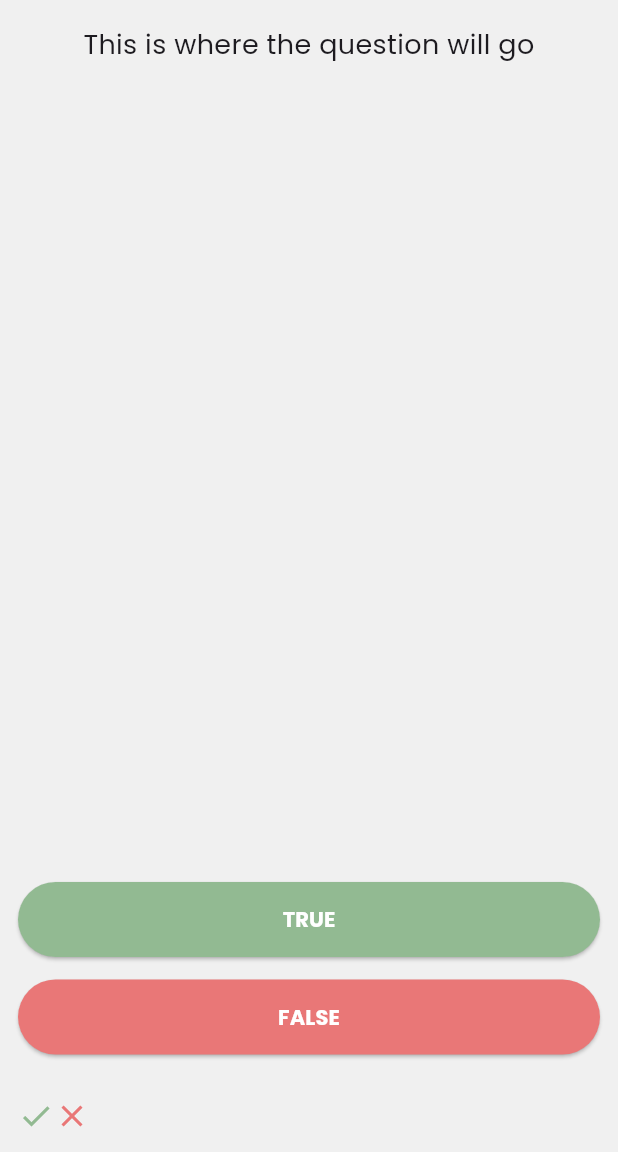
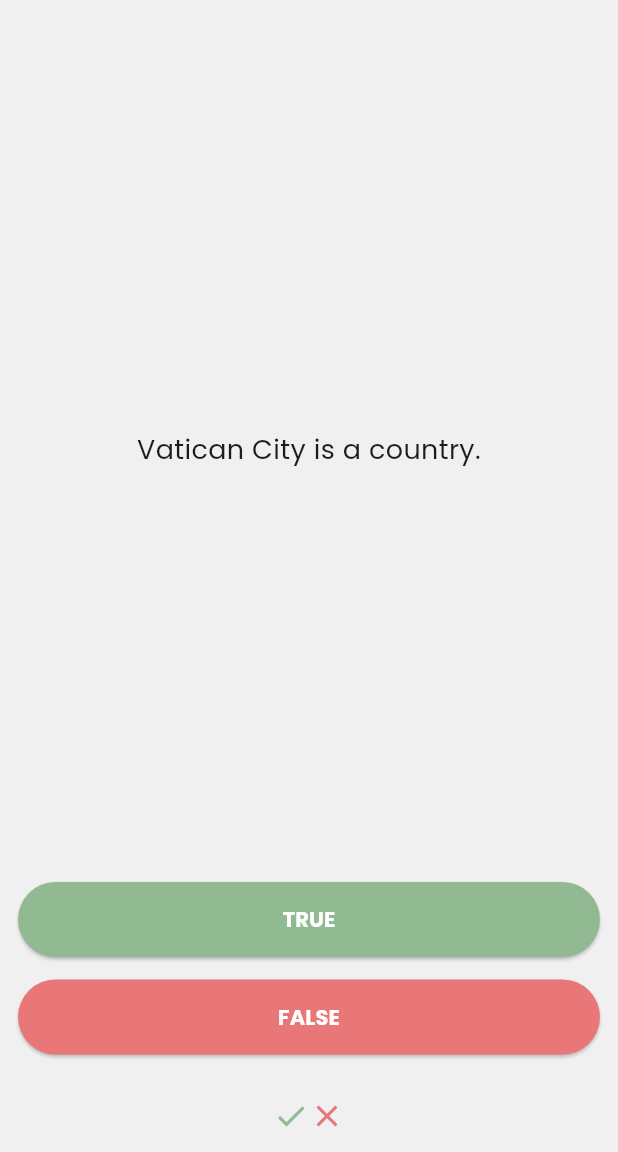
Before and after one commit to christiandarvs/Quizzler_App, a Flutter app: the screen it shows after launch, after a tap on "TRUE", after a tap on "FALSE", on a phone screen of 412 x 824 dp, the part 84-1236 px from its top. Run offline on Flutter 3.47's test engine with Material 2 defaults, Android fonts, the phone set to English and light mode, and no system bars; our stand-ins replace google_fonts.

Commit message:
edit folder structure and add files

```diff
--- a/lib/build_portrait.dart
+++ /dev/null
@@ -1,88 +0,0 @@
-import 'package:flutter/material.dart';
-import 'package:google_fonts/google_fonts.dart';
-import 'custom_button.dart';
-
-class BuildPortrait extends StatefulWidget {
-  const BuildPortrait({super.key});
-
-  @override
-  State<BuildPortrait> createState() => _BuildPortraitState();
-}
-
-class _BuildPortraitState extends State<BuildPortrait> {
-  List<Icon> scoreKeeper = [];
-
-  Icon addCheckIcon() {
-    return const Icon(Icons.check, color: Color(0xff92BA92));
-  }
-
-  Icon addFalseIcon() {
-    return const Icon(
-      Icons.close,
-      color: Color(0xffE97777),
-    );
-  }
-
-  @override
-  Widget build(BuildContext context) {
-    return Scaffold(
-      appBar: AppBar(
-        title: Text(
-          'Quizzler',
-          style: GoogleFonts.poppins(fontWeight: FontWeight.bold),
-        ),
-      ),
-      body: SafeArea(
-          child: Padding(
-        padding: const EdgeInsets.all(12.0),
-        child: Column(
-          children: [
-            Expanded(
-              flex: 4,
-              child: Container(
-                width: double.infinity,
-                margin: const EdgeInsets.all(5),
-                child: Text(
-                  'This is where the question will go',
-                  textAlign: TextAlign.center,
-                  style: GoogleFonts.poppins(fontSize: 18),
-                ),
-              ),
-            ),
-            Expanded(
-              child: Column(
-                crossAxisAlignment: CrossAxisAlignment.stretch,
-                children: [
-                  CustomButton(
-                    label: 'true',
-                    color: const Color(0xff92BA92),
-                    voidCallback: () {
-                      debugPrint('true');
-                      setState(() {
-                        scoreKeeper.add(addCheckIcon());
-                      });
-                    },
-                  ),
-                  const SizedBox(
-                    height: 15,
-                  ),
-                  CustomButton(
-                    label: 'false',
-                    color: const Color(0xffE97777),
-                    voidCallback: () {
-                      debugPrint('false');
-                      setState(() {
-                        scoreKeeper.add(addFalseIcon());
-                      });
-                    },
-                  )
-                ],
-              ),
-            ),
-            Row(children: scoreKeeper),
-          ],
-        ),
-      )),
-    );
-  }
-}
--- /dev/null
+++ b/lib/logic/question.dart
@@ -0,0 +1,6 @@
+// ignore_for_file: public_member_api_docs, sort_constructors_first
+class Question {
+  final String question;
+  final bool answer;
+  Question({required this.question, required this.answer});
+}
--- /dev/null
+++ b/lib/logic/quiz_brain.dart
@@ -0,0 +1,62 @@
+import 'question.dart';
+
+class QuizBrain {
+  final int _score = 0;
+  int _currentIndex = 0;
+  final List<Question> _questions = [
+    Question(
+        question:
+            'Lightning is seen before it\'s heard because light travels faster than sound.',
+        answer: true),
+    Question(question: 'Melbourne is the capital of Australia.', answer: false),
+    Question(question: 'Vatican City is a country.', answer: true),
+    Question(question: 'Google was initially called BackRub.', answer: true),
+    Question(question: 'Cleopatra was of Egyptian descent.', answer: false),
+    Question(
+        question: 'Being scared of clouds is called Coulrophobia.',
+        answer: false),
+    Question(question: 'All mammals live on land.', answer: false),
+    Question(
+        question: 'Depression is the leading cause of disability worldwide.',
+        answer: true),
+    Question(
+        question: 'Light bulbs were the invention of Thomas Edison.',
+        answer: false),
+    Question(
+        question: 'Mount Fuji is the highest mountain in Japan.', answer: true)
+  ];
+  String getQuestion() {
+    return _questions[_currentIndex].question;
+  }
+
+  bool getAnswer() {
+    return _questions[_currentIndex].answer;
+  }
+
+  void nextQuestion() {
+    if (_currentIndex < _questions.length - 1) {
+      _currentIndex++;
+    }
+  }
+
+  int getCurrentIndex() {
+    return _currentIndex;
+  }
+
+  int getQuizQuestionsLength() {
+    return _questions.length - 1;
+  }
+}
+
+/*
+1: true
+2: false
+3: true
+4: true
+5: false
+6: false
+7: false
+8: true
+9: false
+10: true
+*/
--- a/lib/main.dart
+++ b/lib/main.dart
@@ -1,6 +1,6 @@
 import 'package:flutter/material.dart';
 import 'package:flutter/services.dart';
-import 'package:quizzler_app/quiz_page.dart';
+import 'package:quizzler_app/pages/quiz_page.dart';
 
 void main() => runApp(const MyApp());
 
--- /dev/null
+++ b/lib/pages/build_portrait.dart
@@ -0,0 +1,115 @@
+import 'package:flutter/material.dart';
+import 'package:google_fonts/google_fonts.dart';
+import 'package:quizzler_app/logic/quiz_brain.dart';
+import '../custom_widgets/custom_button.dart';
+
+class BuildPortrait extends StatefulWidget {
+  const BuildPortrait({super.key});
+
+  @override
+  State<BuildPortrait> createState() => _BuildPortraitState();
+}
+
+class _BuildPortraitState extends State<BuildPortrait> {
+  final trueIcon = const Icon(Icons.check, color: Color(0xff92BA92));
+  final falseIcon = const Icon(
+    Icons.close,
+    color: Color(0xffE97777),
+  );
+
+  List<Icon> scoreKeeper = [];
+  QuizBrain quizBrain = QuizBrain();
+  @override
+  Widget build(BuildContext context) {
+    bool correctAnswer = quizBrain.getAnswer();
+
+    void trueButtonCheck() {
+      if (quizBrain.getCurrentIndex() >= 9) {
+      } else {
+        scoreKeeper.add(trueIcon);
+        if (correctAnswer) {
+          debugPrint('You got it right!');
+        } else {
+          debugPrint('You got it wrong!');
+        }
+      }
+    }
+
+    void falseButtonCheck() {
+      if (quizBrain.getCurrentIndex() >= 9) {
+      } else {
+        scoreKeeper.add(falseIcon);
+        if (!correctAnswer) {
+          debugPrint('You got it right!');
+        } else {
+          debugPrint('You got it wrong!');
+        }
+      }
+    }
+
+    return Scaffold(
+      appBar: AppBar(
+        title: Text(
+          'Quizzler',
+          style: GoogleFonts.poppins(fontWeight: FontWeight.bold),
+        ),
+      ),
+      body: SafeArea(
+          child: Padding(
+        padding: const EdgeInsets.all(12.0),
+        child: Column(
+          children: [
+            Expanded(
+              flex: 4,
+              child: Center(
+                child: Container(
+                  width: double.infinity,
+                  margin: const EdgeInsets.all(5),
+                  child: Text(
+                    quizBrain.getQuestion(),
+                    textAlign: TextAlign.center,
+                    style: GoogleFonts.poppins(fontSize: 18),
+                  ),
+                ),
+              ),
+            ),
+            Expanded(
+              child: Column(
+                crossAxisAlignment: CrossAxisAlignment.stretch,
+                children: [
+                  CustomButton(
+                    label: 'true',
+                    color: const Color(0xff92BA92),
+                    voidCallback: () {
+                      trueButtonCheck();
+                      setState(() {
+                        quizBrain.nextQuestion();
+                      });
+                    },
+                  ),
+                  const SizedBox(
+                    height: 15,
+                  ),
+                  CustomButton(
+                    label: 'false',
+                    color: const Color(0xffE97777),
+                    voidCallback: () {
+                      falseButtonCheck();
+                      setState(() {
+                        quizBrain.nextQuestion();
+                      });
+                    },
+                  )
+                ],
+              ),
+            ),
+            Row(
+              mainAxisAlignment: MainAxisAlignment.center,
+              children: scoreKeeper,
+            ),
+          ],
+        ),
+      )),
+    );
+  }
+}
--- a/lib/quiz_page.dart
+++ b/lib/pages/quiz_page.dart
@@ -1,5 +1,6 @@
 import 'package:flutter/material.dart';
-import 'package:quizzler_app/build_portrait.dart';
+import 'package:quizzler_app/pages/build_landscape.dart';
+import 'package:quizzler_app/pages/build_portrait.dart';
 
 class QuizPage extends StatelessWidget {
   const QuizPage({super.key});
@@ -11,7 +12,7 @@ class QuizPage extends StatelessWidget {
         if (orientation == Orientation.portrait) {
           return const BuildPortrait();
         } else {
-          return const Placeholder();
+          return const BuildLandscape();
         }
       },
     );
```
Also changed, not shown: lib/pages/build_landscape.dart (added, +144 -0 lines), lib/custom_widgets/custom_button.dart (renamed from lib/custom_button.dart).
